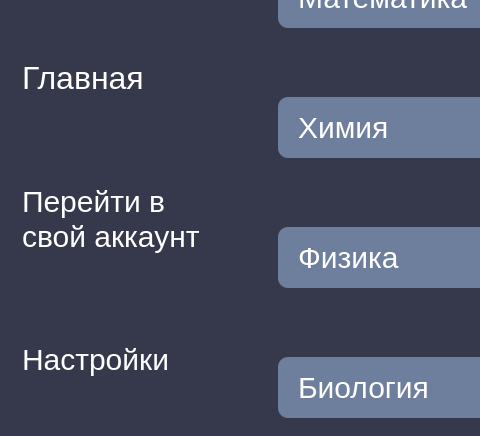
Before: the Qt Designer form ui/main_page.ui in NotAKes/frog.study, drawn with Qt 5; both pictures show x 0 to 480 and y 192 to 628 of the 1243 by 822 pixel window.
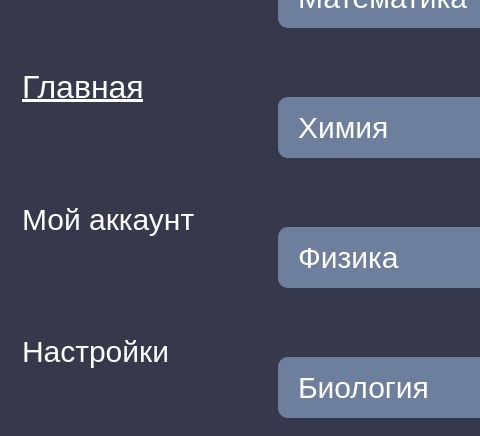
After: the same form once the commit is applied.

The edit to the form file:
```diff
--- a/ui/main_page.ui
+++ b/ui/main_page.ui
@@ -55,7 +55,7 @@
 font-size:32px;
 padding-left:4%;
 text-align:left;
-</string>
+text-decoration:underline;</string>
          </property>
          <property name="text">
           <string>Главная</string>
@@ -73,8 +73,7 @@
 text-align:left;</string>
          </property>
          <property name="text">
-          <string>Перейти в
-свой аккаунт</string>
+          <string>Мой аккаунт</string>
          </property>
         </widget>
        </item>
```
